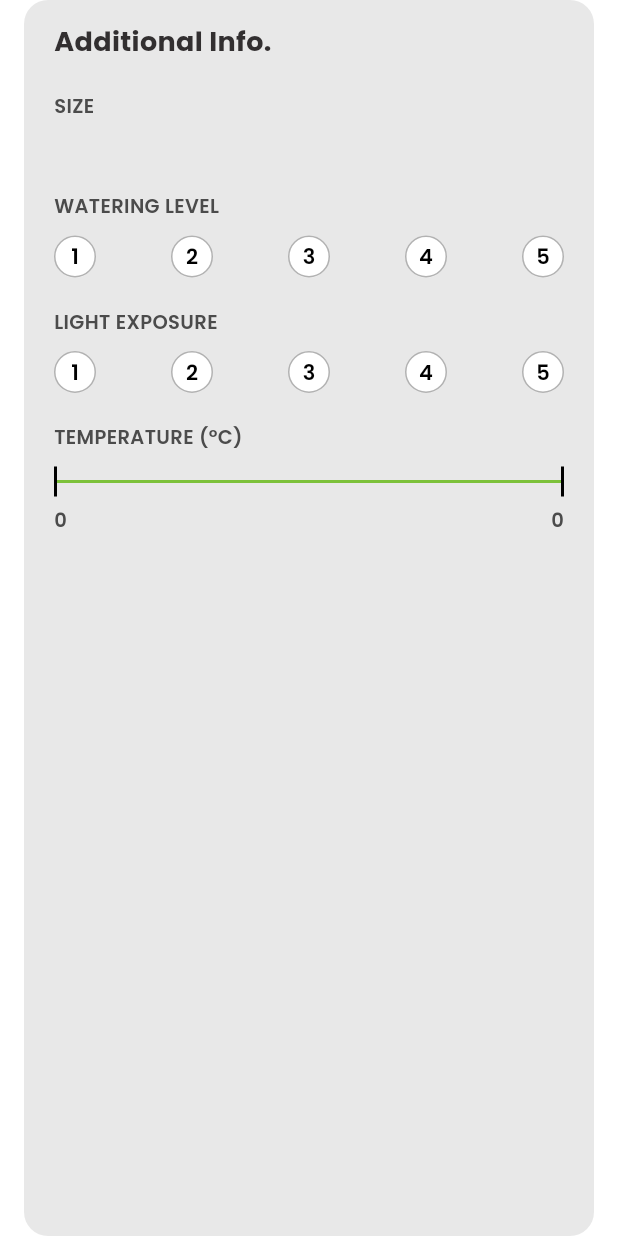
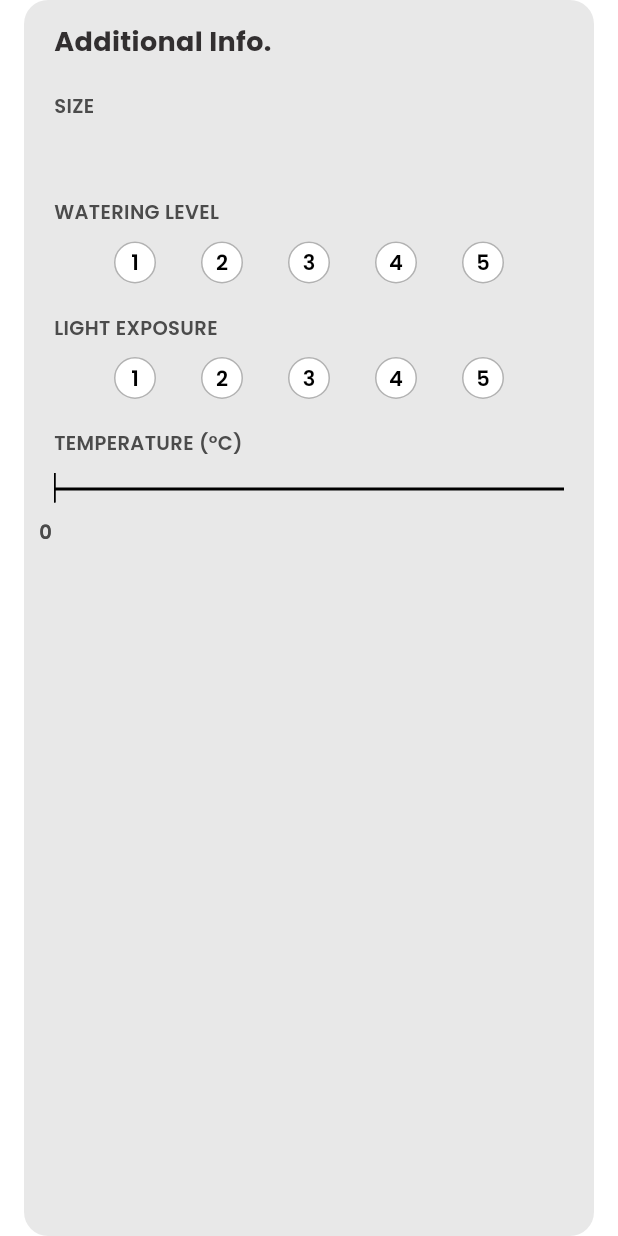
Before and after one commit to MichelaFaella/EcoGrow_FrontEnd, a Flutter app: the AdditionalInfoSection widget shown alone on an empty page, opened directly with empty values, on a phone screen of 412 x 824 dp. Run offline on Flutter 3.47's test engine with Material 3 defaults, Android fonts, the phone set to English and light mode, and no system bars; our stand-ins replace camera, flutter_image_compress, material_symbols_icons, shared_preferences; accounts and stored records are empty.

Commit message:
Minor changes

```diff
--- a/lib/dashboard/widgets/additional_info.dart
+++ b/lib/dashboard/widgets/additional_info.dart
@@ -18,10 +18,10 @@ class AdditionalInfoSection extends StatelessWidget {
   });
 
   Color _circleColor(bool active) =>
-      active ? AppColors.green : Colors.white;
+      active ? AppColors.dark_green : AppColors.white;
 
   Color _circleBorder(bool active) =>
-      active ? AppColors.green : Colors.black.withOpacity(0.3);
+      active ? AppColors.white : Colors.black.withOpacity(0.3);
 
   Widget _buildLevelBar(String label, int? level) {
     return Column(
@@ -36,11 +36,15 @@ class AdditionalInfoSection extends StatelessWidget {
           ),
         ),
         const SizedBox(height: 10),
+
         Row(
-          mainAxisAlignment: MainAxisAlignment.spaceBetween,
+          mainAxisAlignment: MainAxisAlignment.center,
           children: List.generate(5, (i) {
             final active = level != null && level == (i + 1);
-            return Container(
+
+            return Padding(
+              padding: const EdgeInsets.symmetric(horizontal: 15),
+              child: Container(
                 width: 28,
                 height: 28,
                 decoration: BoxDecoration(
@@ -58,6 +62,7 @@ class AdditionalInfoSection extends StatelessWidget {
                     ),
                   ),
                 ),
+              ),
             );
           }),
         ),
@@ -66,6 +71,9 @@ class AdditionalInfoSection extends StatelessWidget {
   }
 
   Widget _buildTemperatureBar(int min, int max) {
+    const int globalMin = 0;
+    const int globalMax = 100;
+
     return Column(
       crossAxisAlignment: CrossAxisAlignment.start,
       children: [
@@ -79,45 +87,77 @@ class AdditionalInfoSection extends StatelessWidget {
         ),
         const SizedBox(height: 10),
 
-        // BAR
         LayoutBuilder(
           builder: (context, constraints) {
-            final fullWidth = constraints.maxWidth;
+            final totalWidth = constraints.maxWidth;
+
+            // Posizioni in pixel per le barrette
+            final minPos = ((min - globalMin) / (globalMax - globalMin)) * totalWidth;
+            final maxPos = ((max - globalMin) / (globalMax - globalMin)) * totalWidth;
 
             return Column(
               children: [
-                Row(
+                // ----------------- BARRA + BARRETTE -----------------
+                SizedBox(
+                  height: 22,
+                  child: Stack(
                     children: [
-                    // Linea sinistra
-                    Container(
+                      // Barra nera intera
+                      Positioned(
+                        top: 10,
+                        child: Container(
+                          width: totalWidth,
+                          height: 2,
+                          color: Colors.black,
+                        ),
+                      ),
+
+                      // Barretta min
+                      Positioned(
+                        left: minPos - 1,
+                        child: Container(
                           width: 2,
                           height: 20,
                           color: Colors.black,
                         ),
-
-                    // Barra verde
-                    Expanded(
-                      child: Container(
-                        height: 2,
-                        color: AppColors.green,
-                      ),
                       ),
 
-                    // Linea destra
-                    Container(
+                      // Barretta max
+                      Positioned(
+                        left: maxPos - 1,
+                        child: Container(
                           width: 2,
                           height: 20,
                           color: Colors.black,
                         ),
+                      ),
+
+                      // Barra verde tra min e max
+                      Positioned(
+                        top: 10,
+                        left: minPos,
+                        child: Container(
+                          width: maxPos - minPos,
+                          height: 2,
+                          color: AppColors.dark_green,
+                        ),
+                      ),
                     ],
                   ),
+                ),
 
-                const SizedBox(height: 6),
+                const SizedBox(height: 8),
 
-                Row(
-                  mainAxisAlignment: MainAxisAlignment.spaceBetween,
+                // -------------- NUMERI ESATTAMENTE SOTTO LE BARRETTE --------------
+                SizedBox(
+                  height: 16,
+                  child: Stack(
+                    clipBehavior: Clip.none,
                     children: [
-                    Text(
+                      // Numero min centrato alla barretta min
+                      Positioned(
+                        left: minPos - 10, // valore perfetto per centrare testo
+                        child: Text(
                           "$min",
                           style: const TextStyle(
                             fontSize: 13,
@@ -125,7 +165,12 @@ class AdditionalInfoSection extends StatelessWidget {
                             fontWeight: FontWeight.w600,
                           ),
                         ),
-                    Text(
+                      ),
+
+                      // Numero max centrato alla barretta max
+                      Positioned(
+                        left: maxPos - 10,
+                        child: Text(
                           "$max",
                           style: const TextStyle(
                             fontSize: 13,
@@ -133,7 +178,9 @@ class AdditionalInfoSection extends StatelessWidget {
                             fontWeight: FontWeight.w600,
                           ),
                         ),
+                      ),
                     ],
+                  ),
                 )
               ],
             );
@@ -143,7 +190,7 @@ class AdditionalInfoSection extends StatelessWidget {
     );
   }
 
-  @override
+
   @override
   Widget build(BuildContext context) {
     return Center( // 👈 centra tutto
@@ -182,9 +229,9 @@ class AdditionalInfoSection extends StatelessWidget {
               Text(
                 size!.toUpperCase(),
                 style: const TextStyle(
-                  fontSize: 15,
+                  fontSize: 18,
                   fontWeight: FontWeight.w600,
-                  color: AppColors.green,
+                  color: AppColors.dark_green,
                 ),
               ),
               const SizedBox(height: 20),
--- a/pubspec.yaml
+++ b/pubspec.yaml
@@ -40,6 +40,8 @@ dependencies:
   permission_handler: ^11.3.1
   fluttertoast: ^9.0.0
   flutter_image_compress: ^2.4.0
+  pdf: ^3.11.3
+  printing: ^5.14.2
 
 dev_dependencies:
   flutter_launcher_icons: ^0.13.1
```
Also changed, not shown: pubspec.lock. Lines whose indentation alone changed are shown as unchanged.
